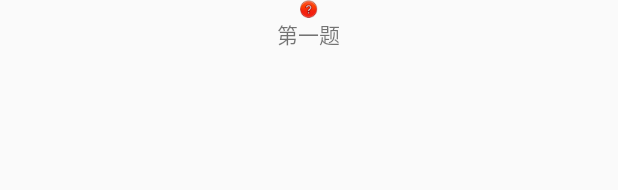
After one commit to luckyXYY/jkba, an Android app: the layout item_question.xml on its own in the app's theme, with its tools: preview values and no code run, on a phone screen of 412 x 824 dp. The commit adds this screen. Shown: the top 190 px of the screen. Run offline under Robolectric (Android 15) with nearby library versions, the phone set to English and light mode, and no system bars.

Commit message:
使用Gallery显示考试题目

```diff
--- a/app/src/main/res/layout/activity_exam.xml
+++ b/app/src/main/res/layout/activity_exam.xml
@@ -193,6 +193,11 @@
             android:layout_marginLeft="30dp"/>
 
     </LinearLayout>
+    <Gallery
+        android:id="@+id/gallery"
+        android:spacing="10dp"
+        android:layout_width="match_parent"
+        android:layout_height="wrap_content"></Gallery>
     <RelativeLayout
         android:layout_width="match_parent"
         android:layout_height="wrap_content"
--- /dev/null
+++ b/app/src/main/res/layout/item_question.xml
@@ -0,0 +1,19 @@
+<?xml version="1.0" encoding="utf-8"?>
+<LinearLayout xmlns:android="http://schemas.android.com/apk/res/android"
+    android:orientation="vertical"
+    android:layout_width="match_parent"
+    android:layout_height="match_parent">
+    <ImageView
+        android:id="@+id/iv_question"
+        android:layout_gravity="center_horizontal"
+        android:layout_width="wrap_content"
+        android:layout_height="wrap_content"
+        android:src="@mipmap/ques24x24"/>
+    <TextView
+        android:id="@+id/tv_no"
+        android:layout_gravity="center_horizontal"
+        android:layout_width="wrap_content"
+        android:layout_height="wrap_content"
+        android:text="第一题"/>
+
+</LinearLayout>
```
Also changed, not shown: app/src/main/java/com/example/administrator/app/activite/ExamActivity.java (+11 -0 lines), app/src/main/java/com/example/administrator/view/QuestionAdapter.java (added, +52 -0 lines), app/src/main/res/mipmap-xhdpi/ques24x24.png (added).
